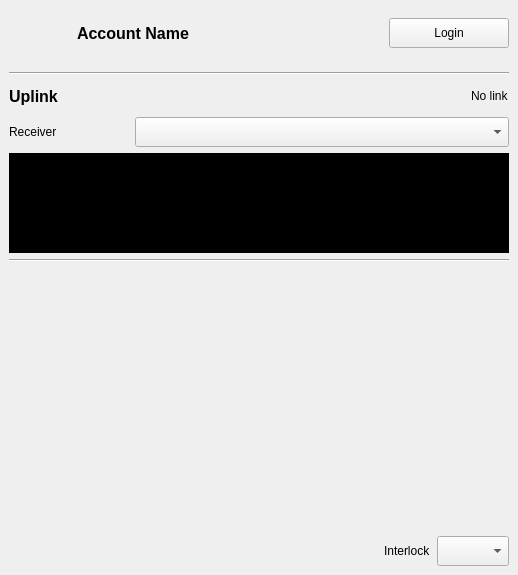
The window that src/UI/egress-link-dock.ui (OPENSPHERE-Inc/src-link) describes before a commit, drawn with Qt 5.
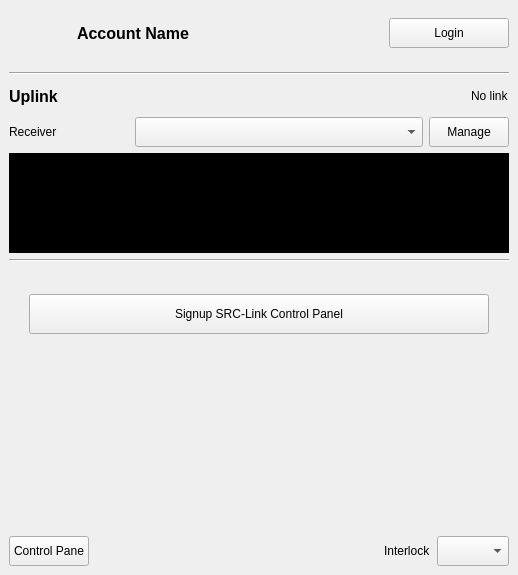
The same window after the commit. Icons and pictures are not drawn.

Commit message: - Update building installer script to  add ability of specifying server address and client info. - Add open control panel page button to dock. - Add open manage page button to dock. - Add signup button to dock (when no logon) - Fix ingress decoder didn't stop when receiver connection is removed.

Diff of the .ui file:
```diff
--- a/src/UI/egress-link-dock.ui
+++ b/src/UI/egress-link-dock.ui
@@ -266,6 +266,12 @@
             </item>
             <item>
              <widget class="QComboBox" name="participantComboBox">
+              <property name="sizePolicy">
+               <sizepolicy hsizetype="Preferred" vsizetype="Fixed">
+                <horstretch>1</horstretch>
+                <verstretch>0</verstretch>
+               </sizepolicy>
+              </property>
               <property name="minimumSize">
                <size>
                 <width>0</width>
@@ -277,6 +283,19 @@
               </property>
              </widget>
             </item>
+            <item>
+             <widget class="QPushButton" name="membershipsButton">
+              <property name="minimumSize">
+               <size>
+                <width>0</width>
+                <height>30</height>
+               </size>
+              </property>
+              <property name="text">
+               <string>Manage</string>
+              </property>
+             </widget>
+            </item>
            </layout>
           </item>
           <item>
@@ -350,6 +369,49 @@
          </layout>
         </widget>
        </item>
+       <item>
+        <widget class="QWidget" name="signupWidget" native="true">
+         <layout class="QHBoxLayout" name="horizontalLayout">
+          <property name="leftMargin">
+           <number>20</number>
+          </property>
+          <property name="topMargin">
+           <number>20</number>
+          </property>
+          <property name="rightMargin">
+           <number>20</number>
+          </property>
+          <property name="bottomMargin">
+           <number>20</number>
+          </property>
+          <item>
+           <widget class="QPushButton" name="signupButton">
+            <property name="sizePolicy">
+             <sizepolicy hsizetype="Preferred" vsizetype="Fixed">
+              <horstretch>0</horstretch>
+              <verstretch>0</verstretch>
+             </sizepolicy>
+            </property>
+            <property name="minimumSize">
+             <size>
+              <width>0</width>
+              <height>40</height>
+             </size>
+            </property>
+            <property name="sizeIncrement">
+             <size>
+              <width>0</width>
+              <height>0</height>
+             </size>
+            </property>
+            <property name="text">
+             <string>Signup SRC-Link Control Panel</string>
+            </property>
+           </widget>
+          </item>
+         </layout>
+        </widget>
+       </item>
        <item>
         <spacer name="verticalSpacer1">
          <property name="orientation">
@@ -368,7 +430,7 @@
     </widget>
    </item>
    <item>
-    <layout class="QHBoxLayout" name="bottomLayout" stretch="0,0,0">
+    <layout class="QHBoxLayout" name="bottomLayout" stretch="0,0,0,0">
      <property name="spacing">
       <number>6</number>
      </property>
@@ -384,6 +446,19 @@
      <property name="bottomMargin">
       <number>9</number>
      </property>
+     <item>
+      <widget class="QPushButton" name="controlPanelButton">
+       <property name="minimumSize">
+        <size>
+         <width>0</width>
+         <height>30</height>
+        </size>
+       </property>
+       <property name="text">
+        <string>Control Pane</string>
+       </property>
+      </widget>
+     </item>
      <item>
       <spacer name="horizontalSpacer1">
        <property name="orientation">
```
The commit also changes 10 other files.
